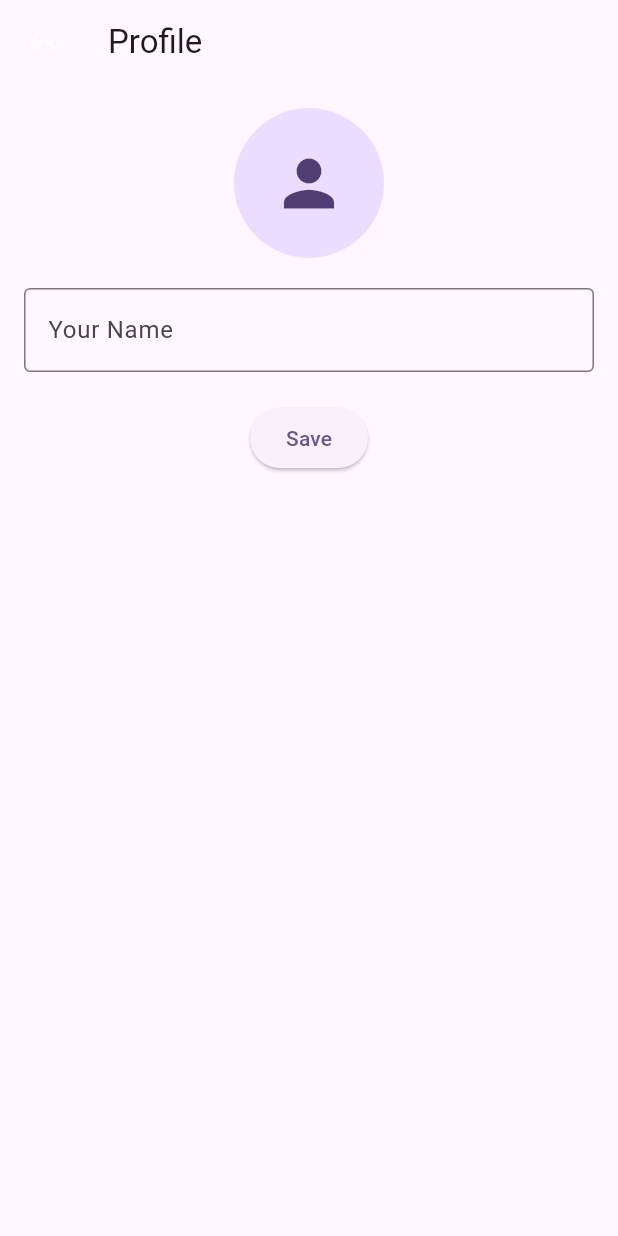
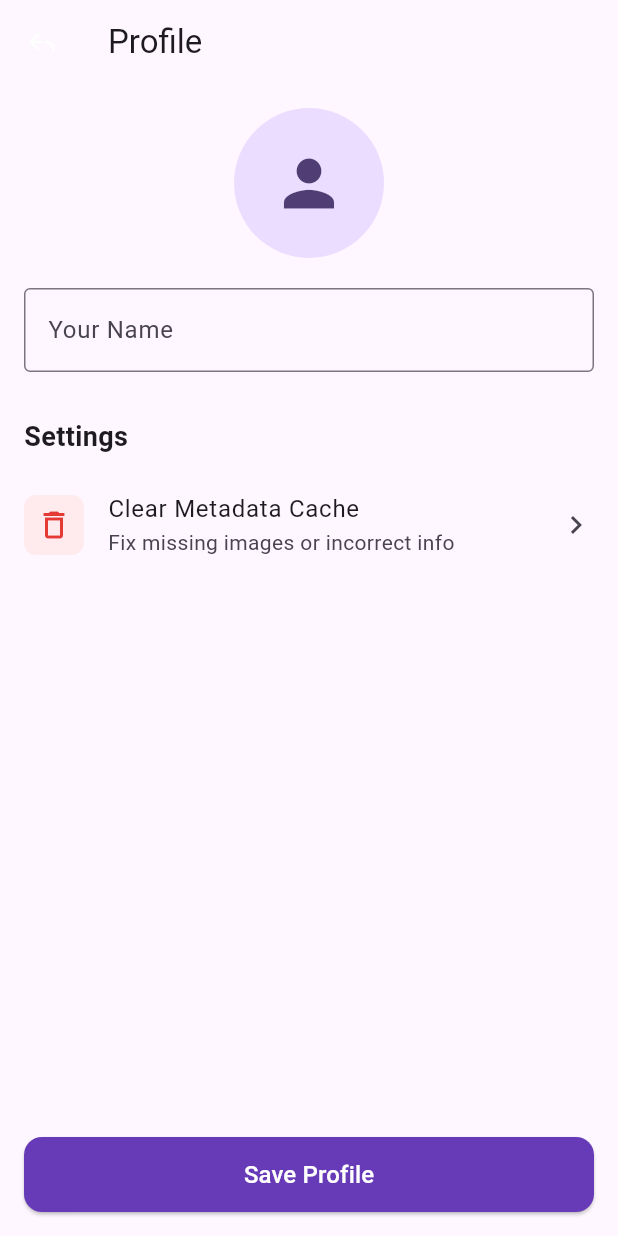
Before and after one commit to imdadur765/Audio-X, a Flutter app: the ProfilePage screen opened directly with empty values, on a phone screen of 412 x 824 dp. Run offline on Flutter 3.47's test engine with Material 3 defaults, Android fonts, the phone set to English and light mode, and no system bars; our stand-ins replace connectivity_plus, file_picker, go_router, hive, hive_flutter, palette_generator and 4 more; accounts and stored records are empty; network calls fail.

```diff
--- a/lib/presentation/controllers/audio_controller.dart
+++ b/lib/presentation/controllers/audio_controller.dart
@@ -321,7 +321,7 @@ class AudioController extends ChangeNotifier with WidgetsBindingObserver {
   Future<void> _cacheArtwork() async {
     // Run in background to prevent ANR
     final directory = await getApplicationDocumentsDirectory();
-    final iTunesService = ITunesService();
+    // ITunesService is static, no need to instantiate
 
     // Increased batch size for faster parallel processing
     const batchSize = 20; // Increased from 10 to 20
@@ -331,7 +331,7 @@ class AudioController extends ChangeNotifier with WidgetsBindingObserver {
 
       // Process batch songs in parallel
       await Future.wait(
-        batch.map((song) => _processSongArtwork(song, directory, iTunesService)),
+        batch.map((song) => _processSongArtwork(song, directory)),
         eagerError: false, // Continue even if some fail
       ).timeout(
         Duration(seconds: 60), // Increased timeout for larger batch
@@ -348,7 +348,7 @@ class AudioController extends ChangeNotifier with WidgetsBindingObserver {
     }
   }
 
-  Future<void> _processSongArtwork(Song song, Directory directory, ITunesService iTunesService) async {
+  Future<void> _processSongArtwork(Song song, Directory directory) async {
     try {
       // PRIORITY 1: MediaStore Artwork (Instant, Local)
       if (song.artworkUri != null) {
--- a/lib/presentation/pages/artist_details_page.dart
+++ b/lib/presentation/pages/artist_details_page.dart
@@ -574,8 +574,6 @@ class _ArtistDetailsPageState extends State<ArtistDetailsPage> {
     );
   }
 
-
-
   Widget _buildActionButtons(List<Song> songs) {
     return SliverToBoxAdapter(
       child: Padding(
@@ -686,7 +684,6 @@ class _ArtistDetailsPageState extends State<ArtistDetailsPage> {
       ),
     );
   }
-
 
   Widget _buildSongsList(List<Song> songs) {
     return Consumer<AudioController>(
--- a/lib/presentation/pages/profile_page.dart
+++ b/lib/presentation/pages/profile_page.dart
@@ -1,4 +1,8 @@
 import 'package:flutter/material.dart';
+import 'package:provider/provider.dart';
+import '../../data/services/artist_service.dart';
+import '../../data/services/itunes_service.dart';
+import 'package:hive/hive.dart';
 
 class ProfilePage extends StatefulWidget {
   final String userName;
@@ -45,17 +49,91 @@ class _ProfilePageState extends State<ProfilePage> {
               controller: _nameController,
               decoration: const InputDecoration(labelText: 'Your Name', border: OutlineInputBorder()),
             ),
-            const SizedBox(height: 20),
-            ElevatedButton(
-              onPressed: () {
-                widget.onNameUpdate(_nameController.text);
-                Navigator.pop(context);
-              },
-              child: const Text('Save'),
+            const SizedBox(height: 30),
+
+            // Settings Section
+            const SizedBox(
+              width: double.infinity,
+              child: Text('Settings', style: TextStyle(fontSize: 18, fontWeight: FontWeight.bold)),
+            ),
+            const SizedBox(height: 10),
+
+            ListTile(
+              leading: Container(
+                padding: const EdgeInsets.all(8),
+                decoration: BoxDecoration(color: Colors.red.shade50, borderRadius: BorderRadius.circular(8)),
+                child: Icon(Icons.delete_outline, color: Colors.red.shade600),
+              ),
+              title: const Text('Clear Metadata Cache'),
+              subtitle: const Text('Fix missing images or incorrect info'),
+              onTap: _showClearCacheDialog,
+              trailing: const Icon(Icons.chevron_right),
+              contentPadding: EdgeInsets.zero,
+            ),
+
+            const Spacer(),
+
+            SizedBox(
+              width: double.infinity,
+              height: 50,
+              child: ElevatedButton(
+                style: ElevatedButton.styleFrom(
+                  backgroundColor: Colors.deepPurple,
+                  foregroundColor: Colors.white,
+                  shape: RoundedRectangleBorder(borderRadius: BorderRadius.circular(12)),
+                ),
+                onPressed: () {
+                  widget.onNameUpdate(_nameController.text);
+                  Navigator.pop(context);
+                },
+                child: const Text('Save Profile', style: TextStyle(fontSize: 16)),
+              ),
             ),
           ],
         ),
       ),
     );
   }
+
+  void _showClearCacheDialog() {
+    showDialog(
+      context: context,
+      builder: (context) => AlertDialog(
+        title: const Text('Clear Cache'),
+        content: const Text(
+          'This will delete all downloaded artist images and details. They will be fetched again when you view them.\n\nUseful if you see missing images.',
+        ),
+        actions: [
+          TextButton(onPressed: () => Navigator.pop(context), child: const Text('Cancel')),
+          TextButton(
+            onPressed: () async {
+              Navigator.pop(context);
+              await _performClearCache();
+            },
+            child: const Text('Clear', style: TextStyle(color: Colors.red)),
+          ),
+        ],
+      ),
+    );
+  }
+
+  Future<void> _performClearCache() async {
+    final scaffoldMessenger = ScaffoldMessenger.of(context);
+    try {
+      // Clear Artists Cache
+      final artistService = ArtistService();
+      await artistService.clearCache();
+
+      // Clear iTunes/Album Cache (Optional, manual box opening)
+      if (Hive.isBoxOpen('album_info_cache')) {
+        await Hive.box('album_info_cache').clear();
+      }
+
+      scaffoldMessenger.showSnackBar(
+        const SnackBar(content: Text('Cache cleared successfully! Restart app to refresh.')),
+      );
+    } catch (e) {
+      scaffoldMessenger.showSnackBar(SnackBar(content: Text('Error clearing cache: $e')));
+    }
+  }
 }
```
Also changed, not shown: lib/data/services/artist_service.dart (+27 -3 lines), lib/data/services/itunes_service.dart (+11 -2 lines), lib/presentation/pages/artists_list_page.dart (+33 -7 lines), lib/presentation/pages/player_page.dart (+39 -3 lines), 1 other file.
